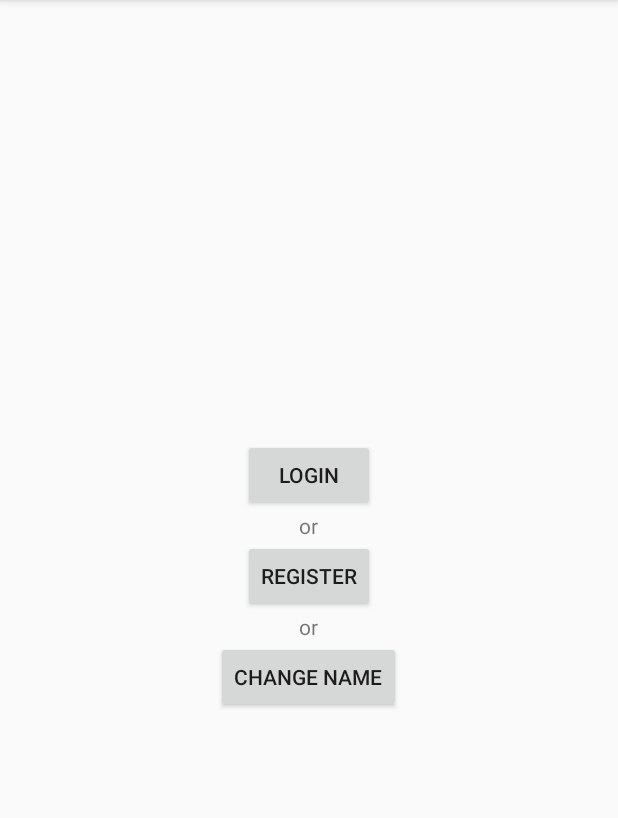
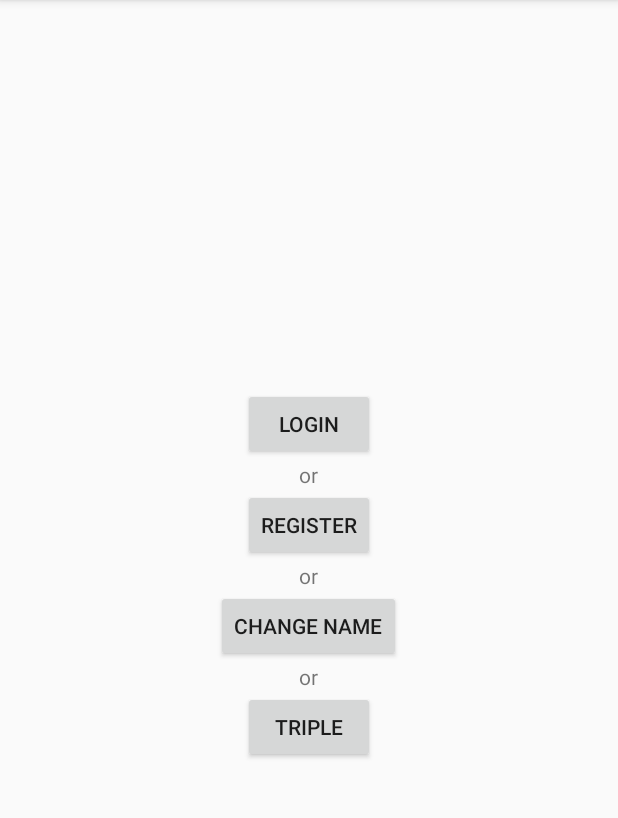
Before and after one commit to PHELAT/NavigationResult, an Android app: the screen it shows after launch (MainActivity), on a phone screen of 412 x 824 dp, the part 84-902 px from its top. Run offline under Robolectric (Android 15) with nearby library versions, the phone set to English and light mode, and no system bars.

Commit message:
Just a show-case for triple fragments

```diff
--- a/app/src/main/java/com/phelat/navigationresultsample/IntroFragment.kt
+++ b/app/src/main/java/com/phelat/navigationresultsample/IntroFragment.kt
@@ -4,6 +4,7 @@ import android.os.Bundle
 import android.view.LayoutInflater
 import android.view.View
 import android.view.ViewGroup
+import androidx.navigation.fragment.findNavController
 import com.phelat.navigationresult.BundleFragment
 import kotlinx.android.synthetic.main.intro_fragment.*
 
@@ -25,6 +26,9 @@ class IntroFragment : BundleFragment() {
         }
         changeNameButton.setOnClickListener {
             navigate(IntroFragmentDirections.introToChangeName(), CHANGE_NAME_REQUEST_CODE)
+        }
+        tripleFragments.setOnClickListener {
+            findNavController().navigate(R.id.fragment_a)
         }
     }
 
--- a/app/src/main/res/layout/intro_fragment.xml
+++ b/app/src/main/res/layout/intro_fragment.xml
@@ -39,6 +39,17 @@
             android:layout_height="wrap_content"
             android:text="@string/general_change_name_text" />
 
+        <TextView
+            android:layout_width="wrap_content"
+            android:layout_height="wrap_content"
+            android:text="@string/general_or_text" />
+
+        <androidx.appcompat.widget.AppCompatButton
+            android:id="@+id/tripleFragments"
+            android:layout_width="wrap_content"
+            android:layout_height="wrap_content"
+            android:text="@string/general_triple_text" />
+
     </LinearLayout>
 
     <RelativeLayout
--- a/app/src/main/res/values/strings.xml
+++ b/app/src/main/res/values/strings.xml
@@ -10,6 +10,7 @@
     <string name="general_change_name_text">Change Name</string>
     <string name="general_ok_text">OK</string>
     <string name="general_cancel_text">Cancel</string>
+    <string name="general_triple_text">Triple</string>
 
     <string name="general_login_success_message">You have logged in</string>
     <string name="general_register_success_message">You have registered successfully</string>
```
Also changed, not shown: app/src/main/java/com/phelat/navigationresultsample/TripleFragments.kt (added, +48 -0 lines), app/src/main/res/navigation/navigation_graph_main.xml (+20 -0 lines).
